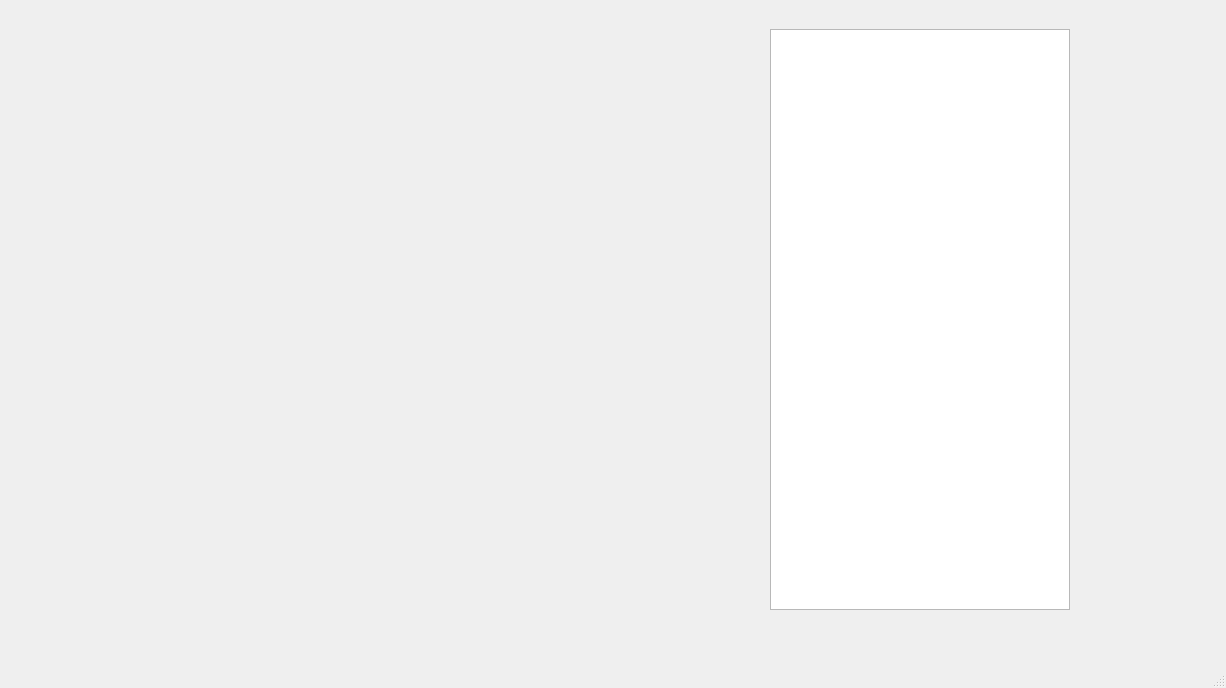
Above: ui/mainwindow.ui from willasantos/Projeto-SDMC before the change. Below: the same form after it.
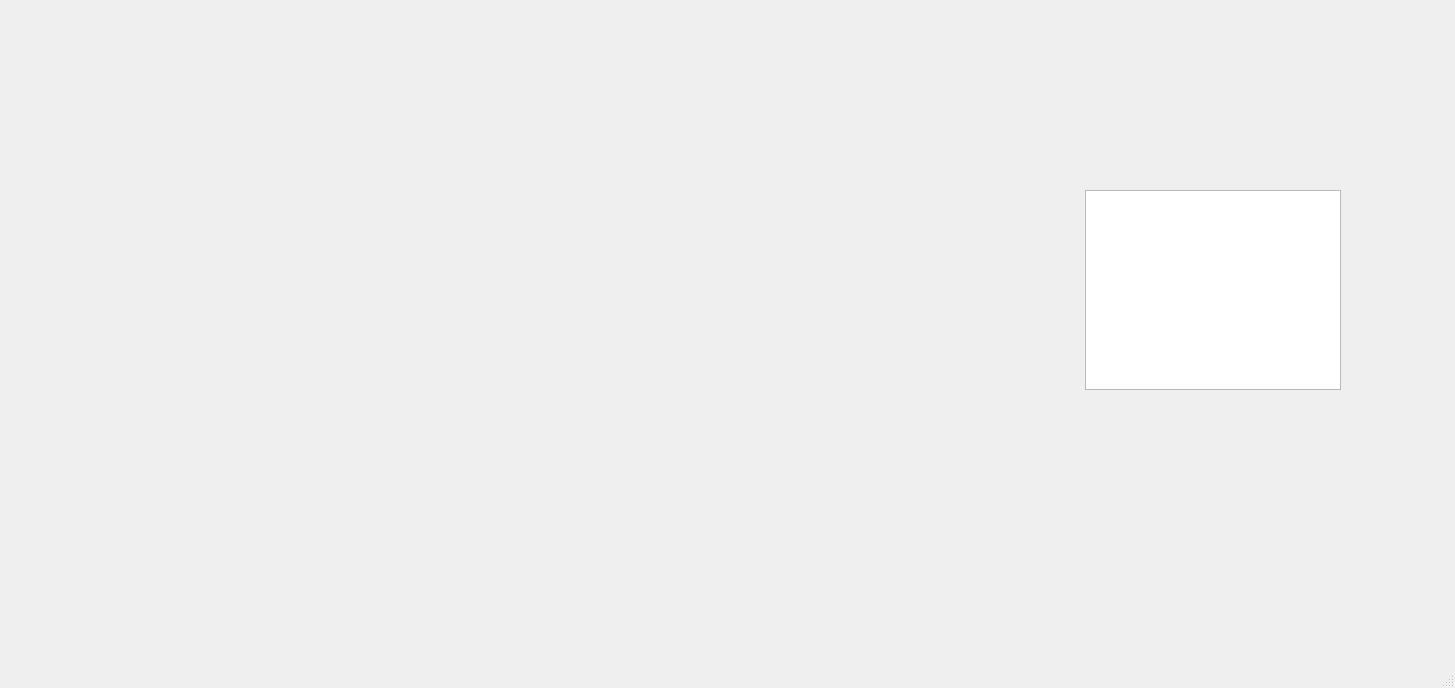
That is the form after the change. The open tabs and pages were chosen to show the change.

Diff of the .ui file:
```diff
--- a/ui/mainwindow.ui
+++ b/ui/mainwindow.ui
@@ -6,7 +6,7 @@
    <rect>
     <x>0</x>
     <y>0</y>
-    <width>1226</width>
+    <width>1455</width>
     <height>688</height>
    </rect>
   </property>
@@ -19,7 +19,7 @@
      <rect>
       <x>30</x>
       <y>-30</y>
-      <width>1091</width>
+      <width>1371</width>
       <height>661</height>
      </rect>
     </property>
@@ -412,9 +412,9 @@
      <widget class="QWidget" name="horizontalLayoutWidget_3">
       <property name="geometry">
        <rect>
-        <x>9</x>
-        <y>59</y>
-        <width>1031</width>
+        <x>10</x>
+        <y>30</y>
+        <width>1301</width>
         <height>581</height>
        </rect>
       </property>
@@ -424,10 +424,16 @@
        </item>
        <item>
         <widget class="QListWidget" name="listWidget">
+         <property name="sizePolicy">
+          <sizepolicy hsizetype="Preferred" vsizetype="Preferred">
+           <horstretch>0</horstretch>
+           <verstretch>200</verstretch>
+          </sizepolicy>
+         </property>
          <property name="maximumSize">
           <size>
            <width>300</width>
-           <height>16777215</height>
+           <height>200</height>
           </size>
          </property>
         </widget>
```
Left out of the diff: 12 changed lines with no effect on the pictures.
